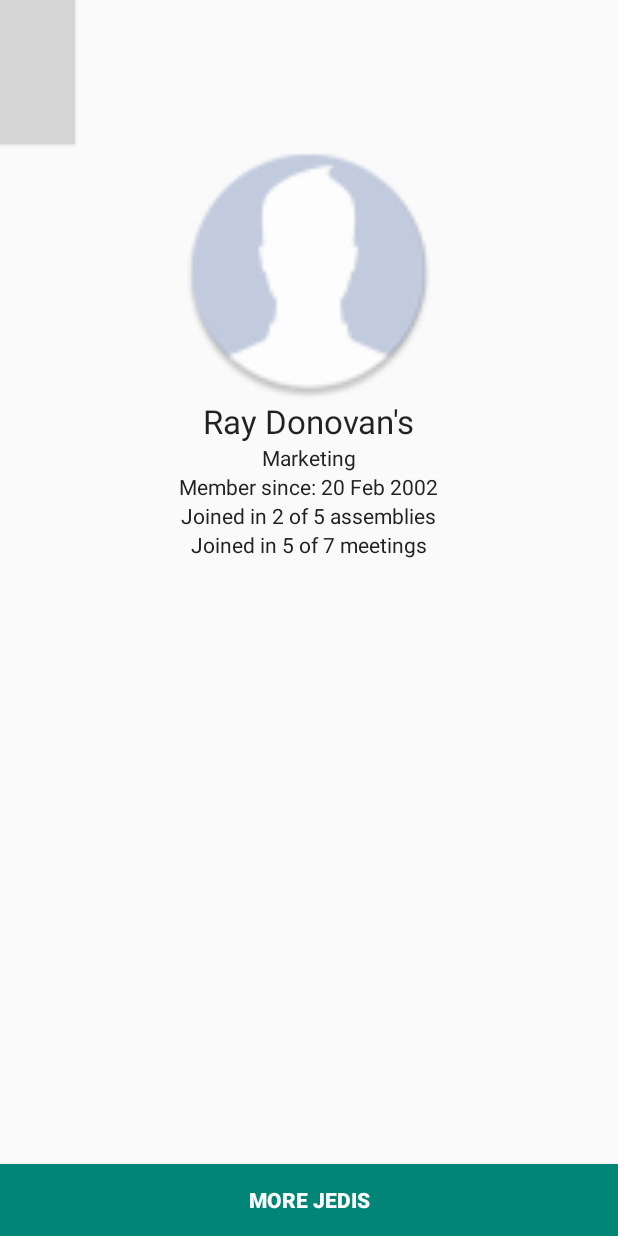
After one commit to jediupc/MeetApp-Android, an Android app: the layout activity_profile_info.xml on its own in the app's theme, with its tools: preview values and no code run, on a phone screen of 412 x 824 dp. The commit adds this screen. Run offline under Robolectric (Android 15) with nearby library versions, the phone set to English and light mode, and no system bars; grey boxes are pictures that could not be loaded.

Commit message:
Finished profile info layout

```diff
--- /dev/null
+++ b/app/src/main/res/layout/activity_profile_info.xml
@@ -0,0 +1,75 @@
+<RelativeLayout xmlns:android="http://schemas.android.com/apk/res/android"
+                xmlns:tools="http://schemas.android.com/tools"
+                android:layout_width="match_parent"
+                android:layout_height="match_parent"
+                tools:context="joandev.jedimeetingsapp.ui.profile_info.ProfileInfoActivity">
+
+    <LinearLayout
+            android:orientation="vertical"
+            android:layout_width="match_parent"
+            android:layout_height="match_parent"
+            android:id="@+id/profileInfoContent">
+        <Button
+                android:layout_width="50dip"
+                android:layout_height="wrap_content"
+                android:id="@+id/profileInfoBackBT"
+                android:background="@drawable/abc_ic_ab_back_mtrl_am_alpha"
+                android:backgroundTint="#ff515151"/>
+        <ImageView
+                android:layout_width="170dip"
+                android:layout_height="170dip"
+                android:id="@+id/userAvatarIV" android:layout_gravity="center"
+                android:src="@mipmap/profile_default_avatar"
+                />
+        <TextView
+                android:layout_width="wrap_content"
+                android:layout_height="wrap_content"
+                android:textAppearance="?android:attr/textAppearanceLarge"
+                android:text="Ray Donovan&apos;s"
+                android:id="@+id/userNameTV"
+                android:layout_gravity="center_horizontal"/>
+        <TextView
+                android:layout_width="wrap_content"
+                android:layout_height="wrap_content"
+                android:text="Marketing"
+                android:id="@+id/userDptTV"
+                android:layout_gravity="center_horizontal"
+                android:textColor="@color/primary_material_dark"/>
+        <TextView
+                android:layout_width="wrap_content"
+                android:layout_height="wrap_content"
+                android:text="Member since: 20 Feb 2002"
+                android:id="@+id/userStatusDateTV"
+                android:layout_gravity="center_horizontal"
+                android:textColor="@color/primary_material_dark"/>
+        <TextView
+                android:layout_width="wrap_content"
+                android:layout_height="wrap_content"
+                android:text="Joined in 2 of 5 assemblies"
+                android:id="@+id/userAssembliesTV"
+                android:layout_gravity="center_horizontal"
+                android:textColor="@color/primary_material_dark"/>
+        <TextView
+                android:layout_width="wrap_content"
+                android:layout_height="wrap_content"
+                android:text="Joined in 5 of 7 meetings"
+                android:id="@+id/userMeetingsTV"
+                android:layout_gravity="center_horizontal"
+                android:textColor="@color/primary_material_dark"/>
+        <ScrollView
+                android:layout_width="fill_parent"
+                android:layout_height="wrap_content"
+                android:id="@+id/scrollView" android:layout_gravity="right"
+                android:layout_weight="0.8" android:layout_marginTop="10dip"
+                android:fillViewport="false"/>
+        <Button
+                android:layout_width="fill_parent"
+                android:layout_height="wrap_content"
+                android:text="@string/more_jedis_bt_txt"
+                android:id="@+id/moreJedisBT"
+                android:layout_gravity="center_horizontal|bottom"
+                android:textColor="#ffffffff"
+                android:background="@color/material_deep_teal_500"
+                android:textStyle="bold"/>
+    </LinearLayout>
+</RelativeLayout>
--- a/app/src/main/res/values/strings.xml
+++ b/app/src/main/res/values/strings.xml
@@ -1,6 +1,7 @@
 <resources>
     <string name="app_name">"JEDI Meetings App "</string>
-
     <string name="hello_world">Hello world!</string>
     <string name="action_settings">Settings</string>
+    <string name="title_activity_profile_info">ProfileInfoActivity</string>
+    <string name="more_jedis_bt_txt">More Jedis</string>
 </resources>
```
Also changed, not shown: app/src/main/java/joandev/jedimeetingsapp/ui/profile_info/ProfileInfoActivity.java (added, +63 -0 lines), app/src/main/res/menu/menu_profile_info.xml (added, +9 -0 lines), app/src/main/res/mipmap-hdpi/profile_default_avatar.png (added), app/src/main/res/mipmap-mdpi/profile_default_avatar.png (added), app/src/main/res/mipmap-xhdpi/profile_default_avatar.png (added), app/src/main/res/mipmap-xxhdpi/profile_default_avatar.png (added), app/src/main/res/mipmap-xxxhdpi/profile_default_avatar.png (added), 3 other files.
